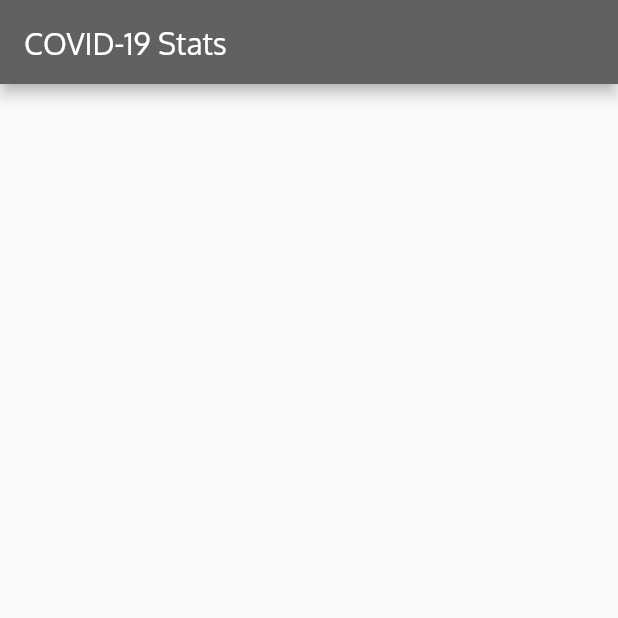
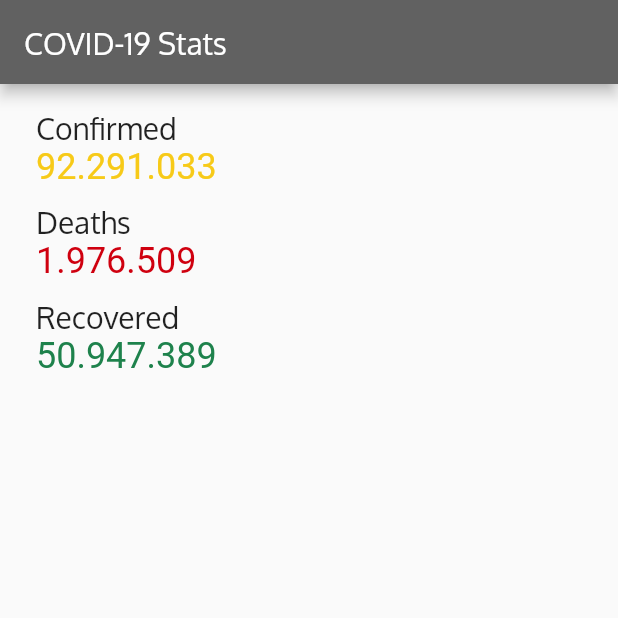
Before and after one commit to TjandraD/coronavirus-mobile, a Flutter app: the screen it shows after launch, on a phone screen of 412 x 824 dp, the top half of it. Run offline on Flutter 3.47's test engine with Material 2 defaults, Android fonts, the phone set to English and light mode, and no system bars.

Commit message:
Created stats column

```diff
--- /dev/null
+++ b/lib/constants.dart
@@ -0,0 +1,21 @@
+import 'package:flutter/material.dart';
+
+TextStyle kStatsTitleStyle = TextStyle(
+  fontFamily: 'Oxygen',
+  fontSize: 20,
+);
+
+TextStyle kStatsConfirmedStyle = TextStyle(
+  fontSize: 24,
+  color: Color(0xFFF7CA18),
+);
+
+TextStyle kStatsDeathsStyle = TextStyle(
+  fontSize: 24,
+  color: Color(0xFFCF000F),
+);
+
+TextStyle kStatsRecoveredStyle = TextStyle(
+  fontSize: 24,
+  color: Color(0xFF1E824C),
+);
--- a/lib/stats_page.dart
+++ b/lib/stats_page.dart
@@ -1,3 +1,4 @@
+import 'package:covid19_stats/constants.dart';
 import 'package:flutter/material.dart';
 
 class StatsPage extends StatefulWidget {
@@ -18,6 +19,62 @@ class _StatsPageState extends State<StatsPage> {
           ),
         ),
       ),
+      body: SafeArea(
+        child: Padding(
+          padding: EdgeInsets.symmetric(
+            vertical: 16.0,
+            horizontal: 24.0,
+          ),
+          child: SingleChildScrollView(
+            child: Column(
+              children: [
+                StatsColumn(),
+              ],
+            ),
+          ),
+        ),
+      ),
     );
   }
 }
+
+class StatsColumn extends StatelessWidget {
+  @override
+  Widget build(BuildContext context) {
+    return Column(
+      crossAxisAlignment: CrossAxisAlignment.start,
+      children: [
+        Text(
+          'Confirmed',
+          style: kStatsTitleStyle,
+        ),
+        Text(
+          '92.291.033',
+          style: kStatsConfirmedStyle,
+        ),
+        SizedBox(
+          height: 10,
+        ),
+        Text(
+          'Deaths',
+          style: kStatsTitleStyle,
+        ),
+        Text(
+          '1.976.509',
+          style: kStatsDeathsStyle,
+        ),
+        SizedBox(
+          height: 10,
+        ),
+        Text(
+          'Recovered',
+          style: kStatsTitleStyle,
+        ),
+        Text(
+          '50.947.389',
+          style: kStatsRecoveredStyle,
+        ),
+      ],
+    );
+  }
+}
```
